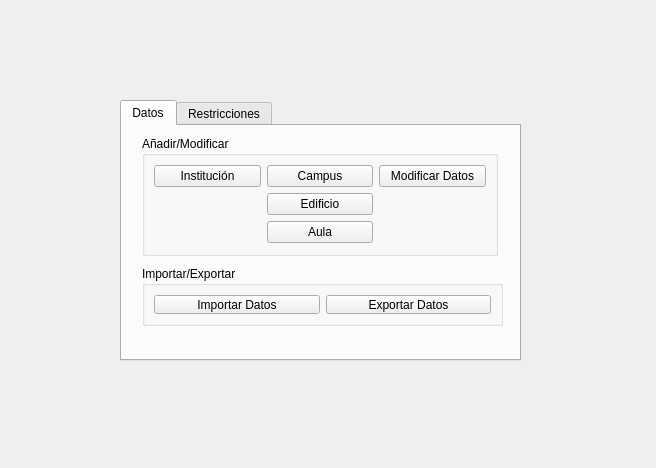
Old version of the form Aplicacion/interfaces/Ui/MainWindow.ui in the repository nestorgranado/URJC-TFG-Aplicacion-para-la-gestion-de-horarios-y-examenes-en-la-universidad.
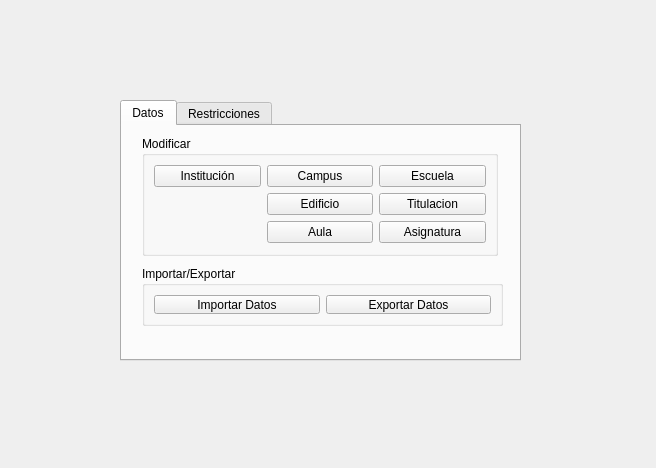
New version of the form.

Commit message: ModificarDatos y Errores

What changed in the file:
```diff
--- a/Aplicacion/interfaces/Ui/MainWindow.ui
+++ b/Aplicacion/interfaces/Ui/MainWindow.ui
@@ -40,7 +40,7 @@
        </rect>
       </property>
       <property name="title">
-       <string>Añadir/Modificar</string>
+       <string>Modificar</string>
       </property>
       <layout class="QGridLayout" name="gridLayout_3">
        <item row="0" column="1">
@@ -50,10 +50,10 @@
          </property>
         </widget>
        </item>
-       <item row="2" column="1">
-        <widget class="QPushButton" name="aula">
+       <item row="0" column="2">
+        <widget class="QPushButton" name="escuela">
          <property name="text">
-          <string>Aula</string>
+          <string>Escuela</string>
          </property>
         </widget>
        </item>
@@ -64,6 +64,27 @@
          </property>
         </widget>
        </item>
+       <item row="2" column="2">
+        <widget class="QPushButton" name="asignatura">
+         <property name="text">
+          <string>Asignatura</string>
+         </property>
+        </widget>
+       </item>
+       <item row="2" column="1">
+        <widget class="QPushButton" name="aula">
+         <property name="text">
+          <string>Aula</string>
+         </property>
+        </widget>
+       </item>
+       <item row="1" column="2">
+        <widget class="QPushButton" name="titulacion">
+         <property name="text">
+          <string>Titulacion</string>
+         </property>
+        </widget>
+       </item>
        <item row="1" column="1">
         <widget class="QPushButton" name="edificio">
          <property name="text">
@@ -71,13 +92,6 @@
          </property>
         </widget>
        </item>
-       <item row="0" column="2">
-        <widget class="QPushButton" name="modificar">
-         <property name="text">
-          <string>Modificar Datos</string>
-         </property>
-        </widget>
-       </item>
       </layout>
      </widget>
      <widget class="QGroupBox" name="importExport">
```
The commit also changes 25 other files.
